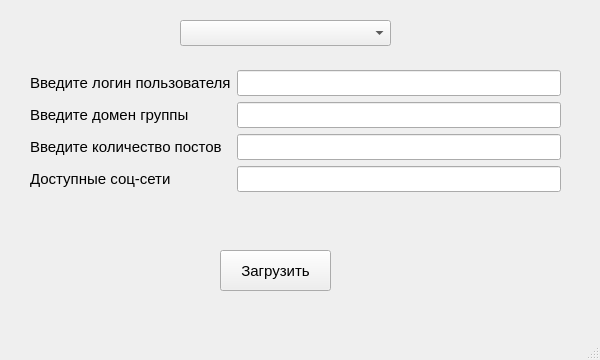
Before: the Qt Designer form mainwindow.ui in 1kapsula/media_parser, drawn with Qt 5.
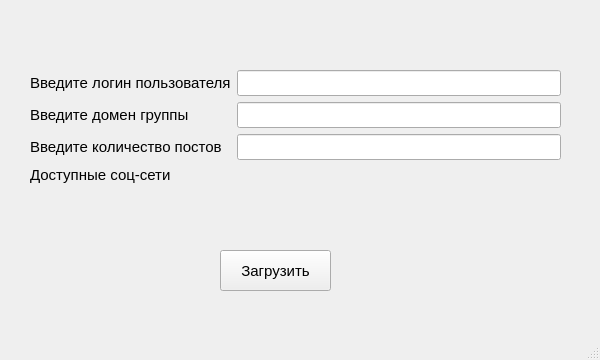
After: the same form once the commit is applied.

Diff of the .ui file:
```diff
--- a/mainwindow.ui
+++ b/mainwindow.ui
@@ -123,27 +123,8 @@
        </property>
       </widget>
      </item>
-     <item row="3" column="1">
-      <widget class="QLineEdit" name="line_social_net">
-       <property name="font">
-        <font>
-         <pointsize>11</pointsize>
-        </font>
-       </property>
-      </widget>
-     </item>
     </layout>
    </widget>
-   <widget class="QComboBox" name="comboBox">
-    <property name="geometry">
-     <rect>
-      <x>180</x>
-      <y>20</y>
-      <width>211</width>
-      <height>26</height>
-     </rect>
-    </property>
-   </widget>
   </widget>
   <widget class="QMenuBar" name="menubar">
    <property name="geometry">
```
Left out of the diff: 12 changed lines with no effect on the pictures.
